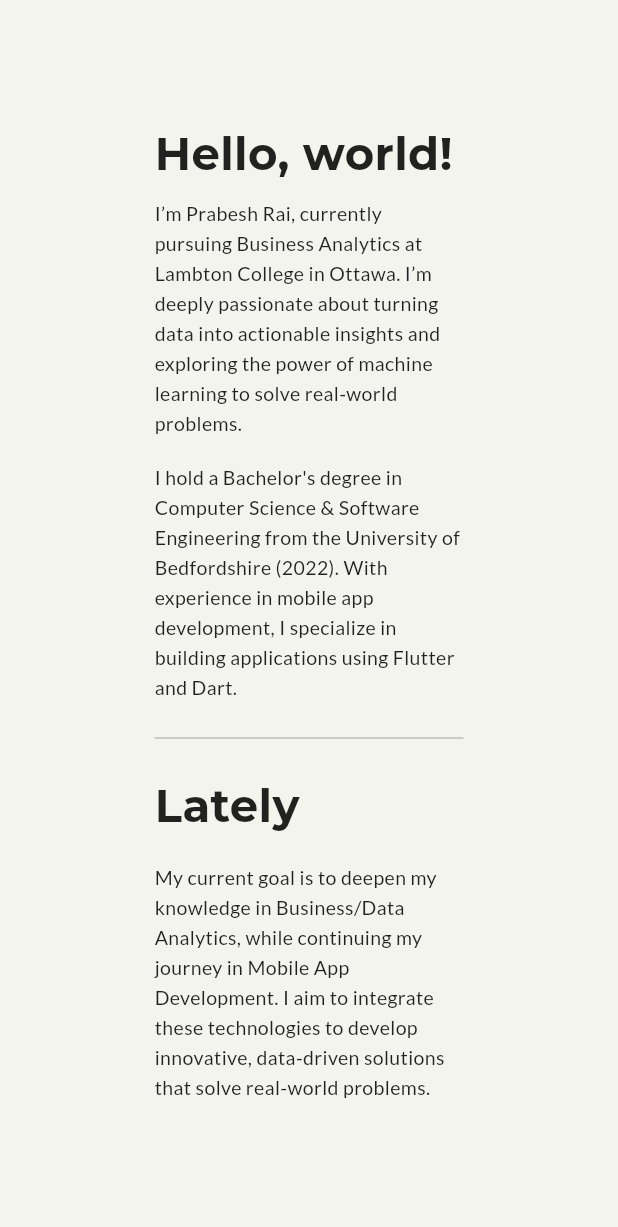
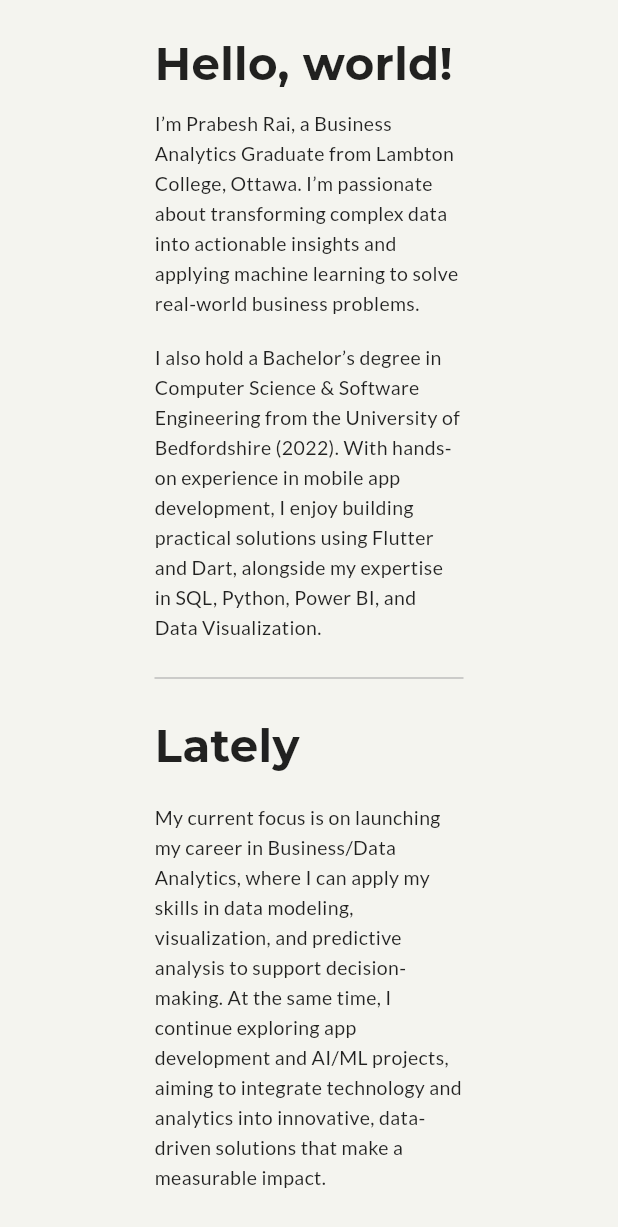
Before and after one commit to Prabesh789/Website, a Flutter app: the AboutSection widget shown alone on an empty page, opened directly, on a phone screen of 412 x 824 dp. Shown: the top 1227 px of the screen. Run offline on Flutter 3.47's test engine with Material 3 defaults, Android fonts, the light colour scheme and no system bars; our stand-ins replace auto_route, flutter_svg, google_fonts, responsive_builder, scrollable_positioned_list; missing offline and left inert: font_awesome_icon_class.

Commit message:
update: about section

```diff
--- a/lib/presentation/views/desktop_view/about/about_section.dart
+++ b/lib/presentation/views/desktop_view/about/about_section.dart
@@ -37,8 +37,7 @@ class _AboutSectionState extends State<AboutSection> {
             child: SizedBox(
               width: width * 0.5,
               child: Text(
-                "I’m Prabesh Rai, currently pursuing Business Analytics at Lambton College in Ottawa. "
-                "I’m deeply passionate about turning data into actionable insights and exploring the power of machine learning to solve real-world problems.",
+                "I’m Prabesh Rai, a Business Analytics Graduate from Lambton College, Ottawa. I’m passionate about transforming complex data into actionable insights and applying machine learning to solve real-world business problems.",
                 style: GoogleFonts.lato(
                   fontSize: MediaQuery.of(context).size.width > 760 ? 16 : 13,
                   color: Colors.black87,
@@ -52,8 +51,7 @@ class _AboutSectionState extends State<AboutSection> {
             child: SizedBox(
               width: width * 0.5,
               child: Text(
-                "I hold a Bachelor's degree in Computer Science & Software Engineering from the University of Bedfordshire (2022). "
-                "With experience in mobile app development, I specialize in building applications using Flutter and Dart.",
+                "I also hold a Bachelor’s degree in Computer Science & Software Engineering from the University of Bedfordshire (2022). With hands-on experience in mobile app development, I enjoy building practical solutions using Flutter and Dart, alongside my expertise in SQL, Python, Power BI, and Data Visualization.",
                 style: GoogleFonts.lato(
                   fontSize: MediaQuery.of(context).size.width > 760 ? 16 : 13,
                   color: Colors.black87,
@@ -88,8 +86,7 @@ class _AboutSectionState extends State<AboutSection> {
             child: SizedBox(
               width: width * 0.5,
               child: Text(
-                "My current goal is to deepen my knowledge in Business/Data Analytics, while continuing my journey in Mobile App Development. "
-                "I aim to integrate these technologies to develop innovative, data-driven solutions that solve real-world problems.",
+                "My current focus is on launching my career in Business/Data Analytics, where I can apply my skills in data modeling, visualization, and predictive analysis to support decision-making. At the same time, I continue exploring app development and AI/ML projects, aiming to integrate technology and analytics into innovative, data-driven solutions that make a measurable impact.",
                 style: GoogleFonts.lato(
                   fontSize: MediaQuery.of(context).size.width > 760 ? 16 : 13,
                   color: Colors.black87,
```
